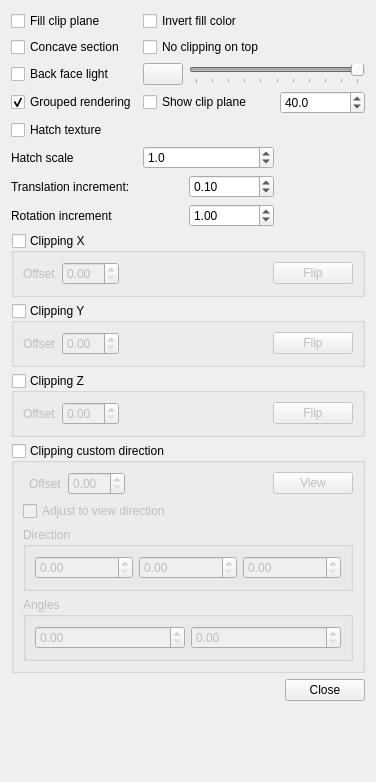
This is src/Gui/Clipping.ui in wavexx/FreeCAD as Qt 5 draws it before an edit. The edited form follows.
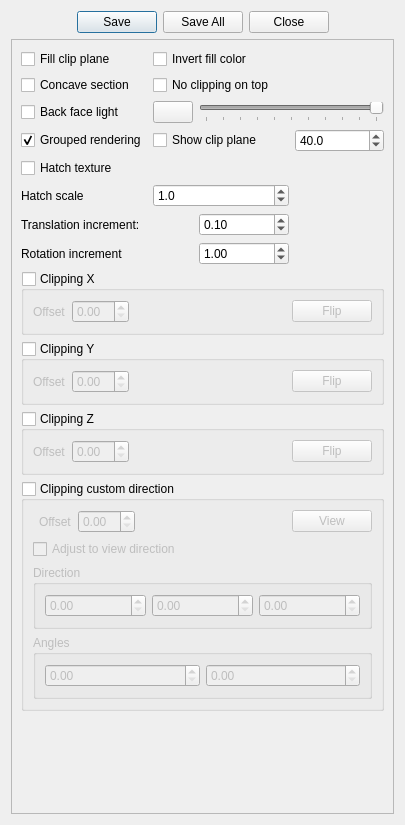
This is the edited form. Custom widgets are drawn as their Qt base class.

Commit message:
App/Gui: add new object 'SavedView'
For saving and restoring current view settings including
* Object visibilities
* Camera settings
* Shadow draw style settings
* Clipping planes

Std_SaveView (Ctrl+Shift+V) is added to create new saved view.

Clipping task panel is modified to allow saving the setting.

```diff
--- a/src/Gui/Clipping.ui
+++ b/src/Gui/Clipping.ui
@@ -6,253 +6,30 @@
    <rect>
     <x>0</x>
     <y>0</y>
-    <width>376</width>
-    <height>782</height>
+    <width>405</width>
+    <height>825</height>
    </rect>
   </property>
   <property name="windowTitle">
    <string>Clipping</string>
   </property>
   <layout class="QGridLayout" name="gridLayout_5">
-   <item row="6" column="0">
-    <widget class="QGroupBox" name="groupBoxZ">
-     <property name="title">
-      <string>Clipping Z</string>
-     </property>
-     <property name="checkable">
+   <item row="1" column="0">
+    <widget class="QScrollArea" name="scrollArea">
+     <property name="widgetResizable">
       <bool>true</bool>
      </property>
-     <property name="checked">
-      <bool>false</bool>
-     </property>
-     <layout class="QGridLayout" name="gridLayout_3">
-      <item row="0" column="1">
-       <widget class="PrefDoubleSpinBox" name="clipZ"/>
-      </item>
-      <item row="0" column="3">
-       <widget class="QPushButton" name="flipClipZ">
-        <property name="text">
-         <string>Flip</string>
-        </property>
-       </widget>
-      </item>
-      <item row="0" column="2">
-       <spacer name="horizontalSpacer_4">
-        <property name="orientation">
-         <enum>Qt::Horizontal</enum>
-        </property>
-        <property name="sizeHint" stdset="0">
-         <size>
-          <width>40</width>
-          <height>20</height>
-         </size>
-        </property>
-       </spacer>
-      </item>
-      <item row="0" column="0">
-       <widget class="QLabel" name="label_3">
-        <property name="text">
-         <string>Offset</string>
-        </property>
-       </widget>
-      </item>
-     </layout>
-    </widget>
-   </item>
-   <item row="4" column="0">
-    <widget class="QGroupBox" name="groupBoxX">
-     <property name="title">
-      <string>Clipping X</string>
-     </property>
-     <property name="checkable">
-      <bool>true</bool>
-     </property>
-     <property name="checked">
-      <bool>false</bool>
-     </property>
-     <layout class="QGridLayout" name="gridLayout">
-      <item row="0" column="1">
-       <widget class="PrefDoubleSpinBox" name="clipX"/>
-      </item>
-      <item row="0" column="3">
-       <widget class="QPushButton" name="flipClipX">
-        <property name="text">
-         <string>Flip</string>
-        </property>
-       </widget>
-      </item>
-      <item row="0" column="2">
-       <spacer name="horizontalSpacer_2">
-        <property name="orientation">
-         <enum>Qt::Horizontal</enum>
-        </property>
-        <property name="sizeHint" stdset="0">
-         <size>
-          <width>40</width>
-          <height>20</height>
-         </size>
-        </property>
-       </spacer>
-      </item>
-      <item row="0" column="0">
-       <widget class="QLabel" name="label">
-        <property name="text">
-         <string>Offset</string>
-        </property>
-       </widget>
-      </item>
-     </layout>
-    </widget>
-   </item>
-   <item row="8" column="0">
-    <widget class="QDialogButtonBox" name="buttonBox">
-     <property name="orientation">
-      <enum>Qt::Horizontal</enum>
-     </property>
-     <property name="standardButtons">
-      <set>QDialogButtonBox::Close</set>
-     </property>
-    </widget>
-   </item>
-   <item row="7" column="0">
-    <widget class="QGroupBox" name="groupBoxView">
-     <property name="title">
-      <string>Clipping custom direction</string>
-     </property>
-     <property name="checkable">
-      <bool>true</bool>
-     </property>
-     <property name="checked">
-      <bool>false</bool>
-     </property>
-     <layout class="QGridLayout" name="gridLayout_6">
-      <item row="0" column="4">
-       <widget class="QPushButton" name="fromView">
-        <property name="text">
-         <string>View</string>
-        </property>
-       </widget>
-      </item>
-      <item row="2" column="0" colspan="5">
-       <widget class="QGroupBox" name="groupBox">
-        <property name="title">
-         <string>Direction</string>
-        </property>
-        <layout class="QGridLayout" name="gridLayout_4">
-         <item row="0" column="0">
-          <widget class="PrefDoubleSpinBox" name="dirX"/>
-         </item>
-         <item row="0" column="1">
-          <widget class="PrefDoubleSpinBox" name="dirY"/>
-         </item>
-         <item row="0" column="2">
-          <widget class="PrefDoubleSpinBox" name="dirZ"/>
-         </item>
-        </layout>
-       </widget>
-      </item>
-      <item row="0" column="3">
-       <spacer name="horizontalSpacer">
-        <property name="orientation">
-         <enum>Qt::Horizontal</enum>
-        </property>
-        <property name="sizeHint" stdset="0">
-         <size>
-          <width>84</width>
-          <height>20</height>
-         </size>
-        </property>
-       </spacer>
-      </item>
-      <item row="0" column="2">
-       <widget class="PrefDoubleSpinBox" name="clipView"/>
-      </item>
-      <item row="0" column="1">
-       <widget class="QLabel" name="label_4">
-        <property name="text">
-         <string>Offset</string>
-        </property>
-       </widget>
-      </item>
-      <item row="1" column="0" colspan="5">
-       <widget class="QCheckBox" name="adjustViewdirection">
-        <property name="text">
-         <string>Adjust to view direction</string>
-        </property>
-       </widget>
-      </item>
-      <item row="3" column="0" colspan="5">
-       <widget class="QGroupBox" name="groupBox_2">
-        <property name="title">
-         <string>Angles</string>
-        </property>
-        <layout class="QGridLayout" name="gridLayout_9">
-         <item row="0" column="1">
-          <widget class="PrefDoubleSpinBox" name="angleY">
-           <property name="toolTip">
-            <string>Intrinsic Euler angle about local Y axis</string>
-           </property>
-          </widget>
-         </item>
-         <item row="0" column="0">
-          <widget class="PrefDoubleSpinBox" name="angleX">
-           <property name="toolTip">
-            <string>Intrinsic Euler angle about X axis</string>
-           </property>
-          </widget>
-         </item>
-        </layout>
-       </widget>
-      </item>
-     </layout>
-    </widget>
-   </item>
-   <item row="5" column="0">
-    <widget class="QGroupBox" name="groupBoxY">
-     <property name="title">
-      <string>Clipping Y</string>
-     </property>
-     <property name="checkable">
-      <bool>true</bool>
-     </property>
-     <property name="checked">
-      <bool>false</bool>
-     </property>
-     <layout class="QGridLayout" name="gridLayout_2">
-      <item row="0" column="1">
-       <widget class="PrefDoubleSpinBox" name="clipY"/>
-      </item>
-      <item row="0" column="3">
-       <widget class="QPushButton" name="flipClipY">
-        <property name="text">
-         <string>Flip</string>
-        </property>
-       </widget>
-      </item>
-      <item row="0" column="2">
-       <spacer name="horizontalSpacer_3">
-        <property name="orientation">
-         <enum>Qt::Horizontal</enum>
-        </property>
-        <property name="sizeHint" stdset="0">
-         <size>
-          <width>40</width>
-          <height>20</height>
-         </size>
-        </property>
-       </spacer>
-      </item>
-      <item row="0" column="0">
-       <widget class="QLabel" name="label_2">
-        <property name="text">
-         <string>Offset</string>
-        </property>
-       </widget>
-      </item>
-     </layout>
-    </widget>
-   </item>
-   <item row="0" column="0">
+     <widget class="QWidget" name="scrollAreaWidgetContents">
+      <property name="geometry">
+       <rect>
+        <x>0</x>
+        <y>0</y>
+        <width>385</width>
+        <height>774</height>
+       </rect>
+      </property>
+      <layout class="QVBoxLayout" name="verticalLayout">
+       <item>
     <layout class="QGridLayout" name="gridLayout_7">
      <item row="0" column="1" colspan="3">
       <widget class="Gui::PrefCheckBox" name="checkBoxInvert">
@@ -558,7 +335,235 @@
      </item>
     </layout>
    </item>
-   <item row="9" column="0">
+       <item>
+        <widget class="QGroupBox" name="groupBoxX">
+         <property name="title">
+          <string>Clipping X</string>
+         </property>
+         <property name="checkable">
+          <bool>true</bool>
+         </property>
+         <property name="checked">
+          <bool>false</bool>
+         </property>
+         <layout class="QGridLayout" name="gridLayout">
+          <item row="0" column="1">
+           <widget class="PrefDoubleSpinBox" name="clipX"/>
+          </item>
+          <item row="0" column="3">
+           <widget class="QPushButton" name="flipClipX">
+            <property name="text">
+             <string>Flip</string>
+            </property>
+           </widget>
+          </item>
+          <item row="0" column="2">
+           <spacer name="horizontalSpacer_2">
+            <property name="orientation">
+             <enum>Qt::Horizontal</enum>
+            </property>
+            <property name="sizeHint" stdset="0">
+             <size>
+              <width>40</width>
+              <height>20</height>
+             </size>
+            </property>
+           </spacer>
+          </item>
+          <item row="0" column="0">
+           <widget class="QLabel" name="label">
+            <property name="text">
+             <string>Offset</string>
+            </property>
+           </widget>
+          </item>
+         </layout>
+        </widget>
+       </item>
+       <item>
+        <widget class="QGroupBox" name="groupBoxY">
+         <property name="title">
+          <string>Clipping Y</string>
+         </property>
+         <property name="checkable">
+          <bool>true</bool>
+         </property>
+         <property name="checked">
+          <bool>false</bool>
+         </property>
+         <layout class="QGridLayout" name="gridLayout_2">
+          <item row="0" column="1">
+           <widget class="PrefDoubleSpinBox" name="clipY"/>
+          </item>
+          <item row="0" column="3">
+           <widget class="QPushButton" name="flipClipY">
+            <property name="text">
+             <string>Flip</string>
+            </property>
+           </widget>
+          </item>
+          <item row="0" column="2">
+           <spacer name="horizontalSpacer_3">
+            <property name="orientation">
+             <enum>Qt::Horizontal</enum>
+            </property>
+            <property name="sizeHint" stdset="0">
+             <size>
+              <width>40</width>
+              <height>20</height>
+             </size>
+            </property>
+           </spacer>
+          </item>
+          <item row="0" column="0">
+           <widget class="QLabel" name="label_2">
+            <property name="text">
+             <string>Offset</string>
+            </property>
+           </widget>
+          </item>
+         </layout>
+        </widget>
+       </item>
+       <item>
+        <widget class="QGroupBox" name="groupBoxZ">
+         <property name="title">
+          <string>Clipping Z</string>
+         </property>
+         <property name="checkable">
+          <bool>true</bool>
+         </property>
+         <property name="checked">
+          <bool>false</bool>
+         </property>
+         <layout class="QGridLayout" name="gridLayout_3">
+          <item row="0" column="1">
+           <widget class="PrefDoubleSpinBox" name="clipZ"/>
+          </item>
+          <item row="0" column="3">
+           <widget class="QPushButton" name="flipClipZ">
+            <property name="text">
+             <string>Flip</string>
+            </property>
+           </widget>
+          </item>
+          <item row="0" column="2">
+           <spacer name="horizontalSpacer_4">
+            <property name="orientation">
+             <enum>Qt::Horizontal</enum>
+            </property>
+            <property name="sizeHint" stdset="0">
+             <size>
+              <width>40</width>
+              <height>20</height>
+             </size>
+            </property>
+           </spacer>
+          </item>
+          <item row="0" column="0">
+           <widget class="QLabel" name="label_3">
+            <property name="text">
+             <string>Offset</string>
+            </property>
+           </widget>
+          </item>
+         </layout>
+        </widget>
+       </item>
+       <item>
+        <widget class="QGroupBox" name="groupBoxView">
+         <property name="title">
+          <string>Clipping custom direction</string>
+         </property>
+         <property name="checkable">
+          <bool>true</bool>
+         </property>
+         <property name="checked">
+          <bool>false</bool>
+         </property>
+         <layout class="QGridLayout" name="gridLayout_6">
+          <item row="0" column="4">
+           <widget class="QPushButton" name="fromView">
+            <property name="text">
+             <string>View</string>
+            </property>
+           </widget>
+          </item>
+          <item row="2" column="0" colspan="5">
+           <widget class="QGroupBox" name="groupBox">
+            <property name="title">
+             <string>Direction</string>
+            </property>
+            <layout class="QGridLayout" name="gridLayout_4">
+             <item row="0" column="0">
+              <widget class="PrefDoubleSpinBox" name="dirX"/>
+             </item>
+             <item row="0" column="1">
+              <widget class="PrefDoubleSpinBox" name="dirY"/>
+             </item>
+             <item row="0" column="2">
+              <widget class="PrefDoubleSpinBox" name="dirZ"/>
+             </item>
+            </layout>
+           </widget>
+          </item>
+          <item row="0" column="3">
+           <spacer name="horizontalSpacer">
+            <property name="orientation">
+             <enum>Qt::Horizontal</enum>
+            </property>
+            <property name="sizeHint" stdset="0">
+             <size>
+              <width>84</width>
+              <height>20</height>
+             </size>
+            </property>
+           </spacer>
+          </item>
+          <item row="0" column="2">
+           <widget class="PrefDoubleSpinBox" name="clipView"/>
+          </item>
+          <item row="0" column="1">
+           <widget class="QLabel" name="label_4">
+            <property name="text">
+             <string>Offset</string>
+            </property>
+           </widget>
+          </item>
+          <item row="1" column="0" colspan="5">
+           <widget class="QCheckBox" name="adjustViewdirection">
+            <property name="text">
+             <string>Adjust to view direction</string>
+            </property>
+           </widget>
+          </item>
+          <item row="3" column="0" colspan="5">
+           <widget class="QGroupBox" name="groupBox_2">
+            <property name="title">
+             <string>Angles</string>
+            </property>
+            <layout class="QGridLayout" name="gridLayout_9">
+             <item row="0" column="1">
+              <widget class="PrefDoubleSpinBox" name="angleY">
+               <property name="toolTip">
+                <string>Intrinsic Euler angle about local Y axis</string>
+               </property>
+              </widget>
+             </item>
+             <item row="0" column="0">
+              <widget class="PrefDoubleSpinBox" name="angleX">
+               <property name="toolTip">
+                <string>Intrinsic Euler angle about X axis</string>
+               </property>
+              </widget>
+             </item>
+            </layout>
+           </widget>
+          </item>
+         </layout>
+        </widget>
+       </item>
+       <item>
     <spacer name="verticalSpacer">
      <property name="orientation">
       <enum>Qt::Vertical</enum>
@@ -566,10 +571,35 @@
      <property name="sizeHint" stdset="0">
       <size>
        <width>20</width>
-       <height>40</height>
+           <height>20</height>
       </size>
      </property>
     </spacer>
+       </item>
+      </layout>
+     </widget>
+    </widget>
+   </item>
+   <item row="0" column="0">
+    <widget class="QDialogButtonBox" name="buttonBox">
+     <property name="toolTip">
+      <string>Close: deactivate clip planes
+Save: save the current setting of the clip planes to a 'SavedView' object.
+SaveAll: save all current view settings to a 'SavedView' object.
+
+You can store the setting to an existing 'SavedView' object before by
+selecting it before clicking 'Save/SaveAll'.</string>
+     </property>
+     <property name="orientation">
+      <enum>Qt::Horizontal</enum>
+     </property>
+     <property name="standardButtons">
+      <set>QDialogButtonBox::Close|QDialogButtonBox::Save|QDialogButtonBox::SaveAll</set>
+     </property>
+     <property name="centerButtons">
+      <bool>true</bool>
+     </property>
+    </widget>
    </item>
   </layout>
  </widget>
```
Left out of the diff: 4 changed lines with no effect on the pictures. Lines whose indentation alone changed are shown as unchanged. The commit also changes 18 other files.
